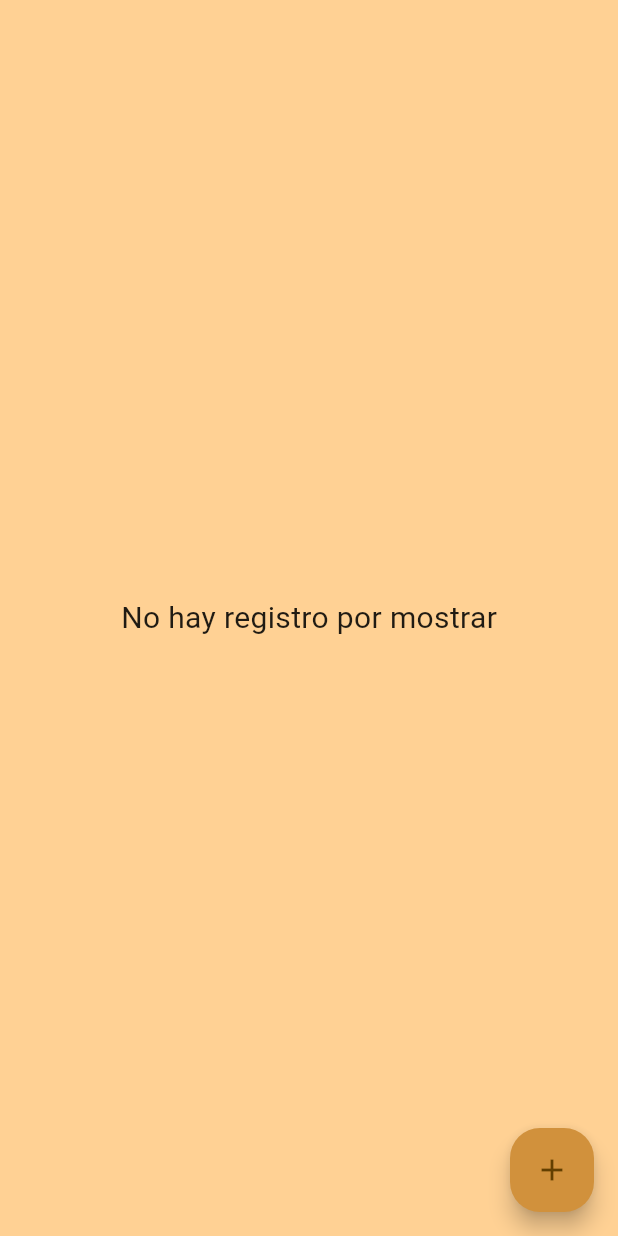
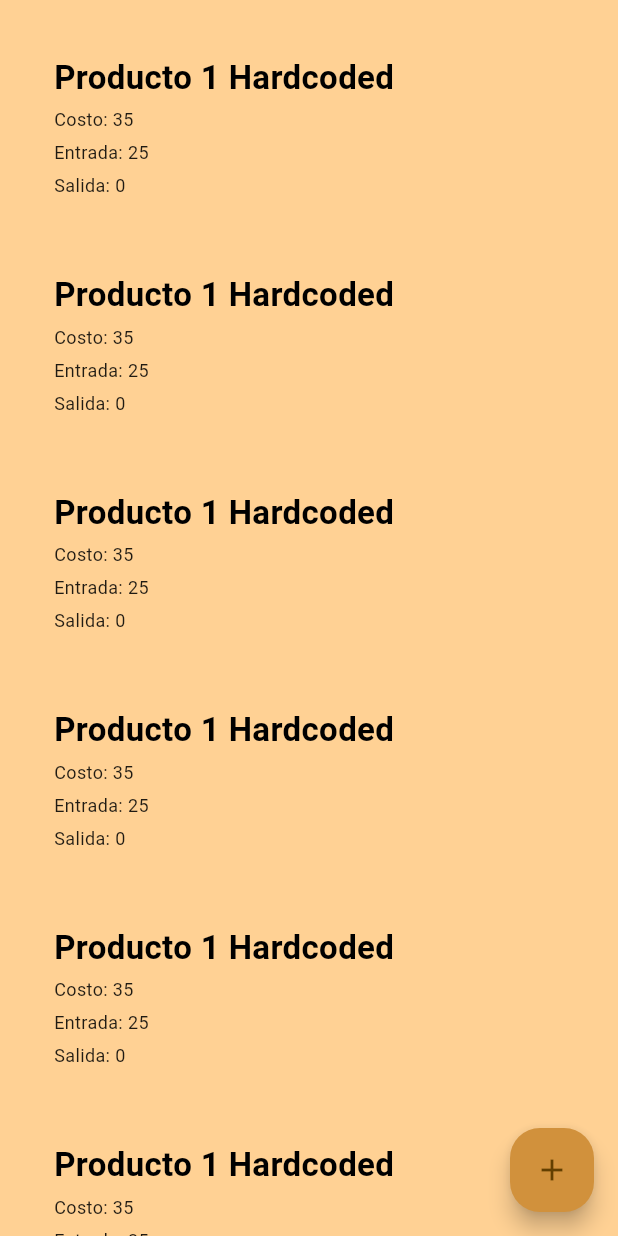
Before and after one commit to PabloGarciaB/ComandasFlutter, a Flutter app: the Inventario screen opened directly, on a phone screen of 412 x 824 dp. Run offline on Flutter 3.47's test engine with Material 2 defaults, Android fonts, the phone set to English and light mode, and no system bars; drawn by our look-alikes of flutter_slidable; our stand-ins replace cloud_firestore, firebase_auth, firebase_core, fluttertoast; accounts and stored records are empty.

Commit message:
Este commit debes de hacerle merge, al otro no
Datos almacenados localmente

```diff
--- a/comandas_flutter_git/lib/Productos/productos.dart
+++ b/comandas_flutter_git/lib/Productos/productos.dart
@@ -3,16 +3,71 @@ import 'package:comandas_flutter_git/model/producto.dart';
 import 'package:flutter/material.dart';
 
 class ProductosProvider extends ChangeNotifier {
-  List<Producto> _productos = [];
+  List<Producto> _productos = [
+    Producto(
+        createdTime: DateTime.now(),
+        nombre: 'Producto 1 Hardcoded',
+        costo: 'Costo: 35',
+        entrada: 'Entrada: 25',
+        salida: 'Salida: 0'),
+    Producto(
+        createdTime: DateTime.now(),
+        nombre: 'Producto 1 Hardcoded',
+        costo: 'Costo: 35',
+        entrada: 'Entrada: 25',
+        salida: 'Salida: 0'),
+    Producto(
+        createdTime: DateTime.now(),
+        nombre: 'Producto 1 Hardcoded',
+        costo: 'Costo: 35',
+        entrada: 'Entrada: 25',
+        salida: 'Salida: 0'),
+    Producto(
+        createdTime: DateTime.now(),
+        nombre: 'Producto 1 Hardcoded',
+        costo: 'Costo: 35',
+        entrada: 'Entrada: 25',
+        salida: 'Salida: 0'),
+    Producto(
+        createdTime: DateTime.now(),
+        nombre: 'Producto 1 Hardcoded',
+        costo: 'Costo: 35',
+        entrada: 'Entrada: 25',
+        salida: 'Salida: 0'),
+    Producto(
+        createdTime: DateTime.now(),
+        nombre: 'Producto 1 Hardcoded',
+        costo: 'Costo: 35',
+        entrada: 'Entrada: 25',
+        salida: 'Salida: 0'),
+  ];
 
   List<Producto> get productos =>
       _productos.where((productos) => productos.bandera == false).toList();
 
-  void setProd(List<Producto> productos) =>
-      WidgetsBinding.instance.addPostFrameCallback((_) {
-        _productos = productos;
-        notifyListeners();
-      });
+  void agregarProducto(Producto producto) {
+    _productos.add(producto);
+    notifyListeners();
+  }
 
-  void agregarProducto(Producto producto) => FirebaseApi.createProd(producto);
+  void removeProd(Producto producto) {
+    _productos.remove(producto);
+
+    notifyListeners();
+  }
+
+  void updateProd(
+    Producto producto,
+    String nombre,
+    String costo,
+    String entrada,
+    String salida,
+  ) {
+    producto.nombre = nombre;
+    producto.costo = costo;
+    producto.entrada = entrada;
+    producto.salida = salida;
+
+    notifyListeners();
+  }
 }
--- a/comandas_flutter_git/lib/main.dart
+++ b/comandas_flutter_git/lib/main.dart
@@ -3,6 +3,7 @@ import 'package:comandas_flutter_git/pages/home_screen.dart';
 import 'package:comandas_flutter_git/utils/colors_util.dart';
 import 'package:flutter/material.dart';
 import 'package:firebase_core/firebase_core.dart';
+import 'package:comandas_flutter_git/Productos/productos.dart';
 import 'package:provider/provider.dart';
 import 'firebase_options.dart';
 import 'package:comandas_flutter_git/pages/bienvenida_login.dart';
--- /dev/null
+++ b/comandas_flutter_git/lib/pages/editar_producto_page.dart
@@ -0,0 +1,68 @@
+import 'package:comandas_flutter_git/Productos/productos.dart';
+import 'package:comandas_flutter_git/model/producto.dart';
+import 'package:comandas_flutter_git/reusable_widget/producto_form.dart';
+import 'package:flutter/material.dart';
+import 'package:provider/provider.dart';
+
+class EditProdPage extends StatefulWidget {
+  final Producto producto;
+
+  const EditProdPage({super.key, required this.producto});
+
+  @override
+  State<EditProdPage> createState() => _EditProdPageState();
+}
+
+class _EditProdPageState extends State<EditProdPage> {
+  final _formKey = GlobalKey<FormState>();
+
+  late String nombre;
+  late String costo;
+  late String entrada;
+  late String salida;
+  late String existencia;
+
+  @override
+  void initState() {
+    super.initState();
+    nombre = widget.producto.nombre;
+    costo = widget.producto.costo;
+    entrada = widget.producto.entrada;
+    salida = widget.producto.salida;
+    existencia = widget.producto.existencia;
+  }
+
+  @override
+  Widget build(BuildContext context) => Scaffold(
+        body: Padding(
+          padding: const EdgeInsets.all(16.0),
+          child: Form(
+            key: _formKey,
+            child: ProductoFormWidget(
+              nombre: nombre,
+              costo: costo,
+              entrada: entrada,
+              salida: salida,
+              onChangedNombre: (nombre) => setState(() => this.nombre = nombre),
+              onChangedCosto: (costo) => setState(() => this.costo = costo),
+              onChangedEntrada: (entrada) =>
+                  setState(() => this.entrada = entrada),
+              onChangedSalida: (salida) => setState(() => this.salida = salida),
+              onChangedExistencia: (existencia) =>
+                  setState(() => this.existencia = existencia),
+              onGuardarProducto: saveProd,
+            ),
+          ),
+        ),
+      );
+
+  void saveProd() {
+    final isValid = _formKey.currentState?.validate();
+
+    final provider = Provider.of<ProductosProvider>(context, listen: false);
+
+    provider.updateProd(widget.producto, nombre, costo, entrada, salida);
+
+    Navigator.of(context).pop();
+  }
+}
--- a/comandas_flutter_git/lib/pages/inventario_screen.dart
+++ b/comandas_flutter_git/lib/pages/inventario_screen.dart
@@ -5,7 +5,6 @@ import 'package:flutter/material.dart';
 import 'package:comandas_flutter_git/reusable_widget/reusable_widget.dart';
 import 'package:comandas_flutter_git/reusable_widget/agregar_producto_widget.dart';
 import 'package:comandas_flutter_git/reusable_widget/lista_productos.dart';
-import 'package:provider/provider.dart';
 
 import '../utils/colors_util.dart';
 
@@ -41,7 +40,6 @@ class _InventarioState extends State<Inventario> {
               },
               barrierDismissible: false),
           child: Icon(Icons.add),
-      ),
-    );
+        ));
   }
 }
--- a/comandas_flutter_git/lib/reusable_widget/vistaProducto.dart
+++ b/comandas_flutter_git/lib/reusable_widget/vistaProducto.dart
@@ -1,9 +1,12 @@
 import 'package:comandas_flutter_git/utils/colors_util.dart';
+import 'package:comandas_flutter_git/utils/utils.dart';
 import 'package:flutter/material.dart';
 import 'package:comandas_flutter_git/model/producto.dart';
 import 'package:flutter_slidable/flutter_slidable.dart';
 import 'package:provider/provider.dart';
 import 'package:comandas_flutter_git/Productos/productos.dart';
+
+import '../pages/editar_producto_page.dart';
 
 class ProductoWidget extends StatelessWidget {
   final Producto producto;
@@ -19,7 +22,7 @@ class ProductoWidget extends StatelessWidget {
           actions: [
             IconSlideAction(
               color: Colors.green,
-              onTap: () {},
+              onTap: () => editProd(context, producto),
               caption: 'Editar',
               icon: Icons.edit,
             )
@@ -28,7 +31,7 @@ class ProductoWidget extends StatelessWidget {
             IconSlideAction(
               icon: Icons.delete,
               color: Colors.red,
-              onTap: () {},
+              onTap: () => deleteProd(context, producto),
               caption: 'Borrar',
             )
           ],
@@ -36,7 +39,9 @@ class ProductoWidget extends StatelessWidget {
         ),
       );
 
-  Widget buildProducto(BuildContext context) => Container(
+  Widget buildProducto(BuildContext context) => GestureDetector(
+      onTap: () => editProd(context, producto),
+      child: Container(
         color: hexStringToColor('FFD194'),
         padding: EdgeInsets.all(20),
         child: Row(
@@ -82,5 +87,19 @@ class ProductoWidget extends StatelessWidget {
             ),
           ],
         ),
+      ));
+
+  void deleteProd(BuildContext context, Producto producto) {
+    final provider = Provider.of<ProductosProvider>(context, listen: false);
+    provider.removeProd(producto);
+
+    Utils.showSnackBar(context, 'Producto eliminado correctamente');
+  }
+
+  void editProd(BuildContext context, Producto producto) =>
+      Navigator.of(context).push(
+        MaterialPageRoute(
+          builder: (context) => EditProdPage(producto: producto),
+        ),
       );
 }
--- a/comandas_flutter_git/lib/utils/utils.dart
+++ b/comandas_flutter_git/lib/utils/utils.dart
@@ -17,16 +17,16 @@ class Utils {
     return date.toUtc();
   }
 
-  static StreamTransformer transformer<T>(
-          T Function(Map<String, dynamic> json) fromJson) =>
-      StreamTransformer<QuerySnapshot, List<T>>.fromHandlers(
-        handleData: (QuerySnapshot data, EventSink<List<T>> sink) {
-          final snaps = data.docs.map((doc) => doc.data()).toList();
-          final objects = snaps
-              .map((json) => fromJson(json as Map<String, dynamic>))
-              .toList();
+  static StreamTransformer<QuerySnapshot<Map<String, dynamic>>, List<T>>
+      transformer<T>(T Function(Map<String, dynamic> json) fromJson) =>
+          StreamTransformer<QuerySnapshot<Map<String, dynamic>>,
+              List<T>>.fromHandlers(
+            handleData: (QuerySnapshot<Map<String, dynamic>> data,
+                EventSink<List<T>> sink) {
+              final snaps = data.docs.map((doc) => doc.data()).toList();
+              final objects = snaps.map((json) => fromJson(json)).toList();
 
-          sink.add(objects);
-        },
-      );
+              sink.add(objects);
+            },
+          );
 }
```
Also changed, not shown: comandas_flutter_git/lib/pages/home_screen.dart (+1 -10 lines). Lines whose indentation alone changed are shown as unchanged.
